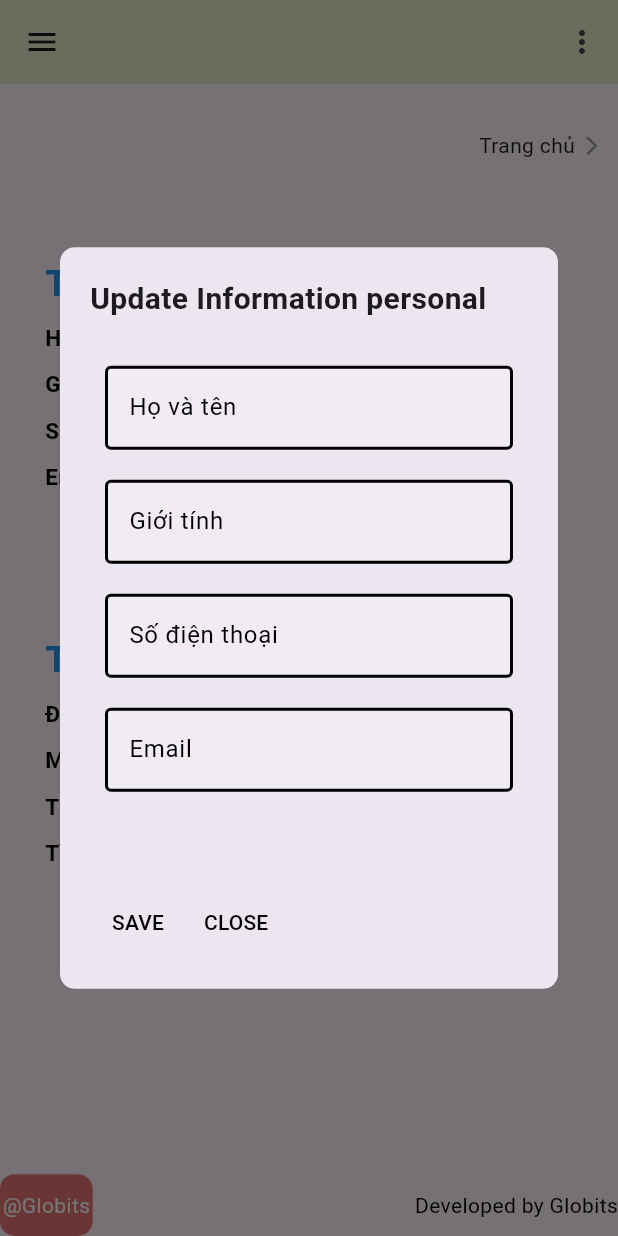
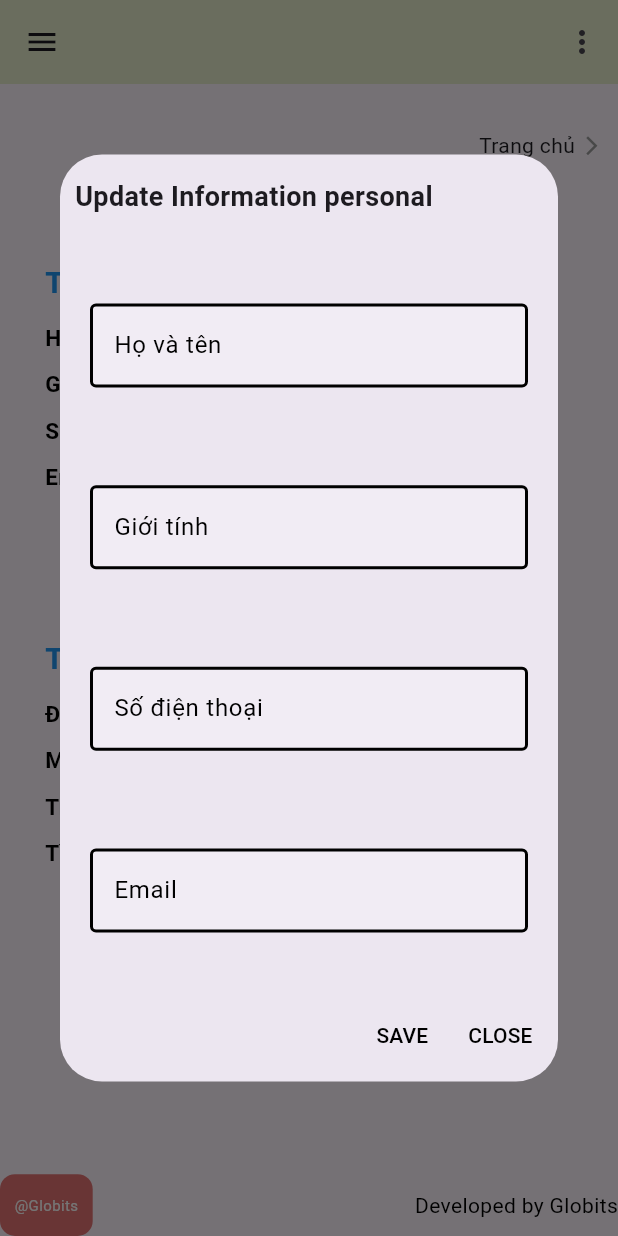
Before and after one commit to BinhDuongNgo/DemoCallApi, a Flutter app: the ProfilePage screen opened directly with empty values, after a tap on the "edit" icon, on a phone screen of 412 x 824 dp. Run offline on Flutter 3.47's test engine with Material 3 defaults, Android fonts, the light colour scheme and no system bars; our stand-ins replace table_calendar; missing offline and left inert: footer.

Commit message:
feat: update calendar and format code for accordingly

```diff
--- a/lib/drawer_widgets/build_menu_item.dart
+++ b/lib/drawer_widgets/build_menu_item.dart
@@ -1,3 +1,4 @@
+import 'package:demo_call_api/pages/attendance_page.dart';
 import 'package:demo_call_api/pages/profile_page.dart';
 import 'package:flutter/material.dart';
 import 'package:demo_call_api/drawer_widgets/menu_item.dart';
@@ -18,6 +19,7 @@ class BuildMenuItem extends StatelessWidget {
   Widget build(BuildContext context) {
     String home = "Home";
     String profile = "Profile";
+    String attendance = "Attendance";
     return Container(
       child: Wrap(
         children: [
@@ -31,6 +33,11 @@ class BuildMenuItem extends StatelessWidget {
             Icons.person,
             onTap: () => _navigateTo(context, ProfilePage(profile, username: username, id: id, lists: lists)),
           ),
+          MenuItem(
+            attendance,
+            Icons.edit_calendar_outlined,
+            onTap: () => _navigateTo(context, AttendancePage(attendance, username: username, id: id, lists: lists)),
+          ),
         ],
       ),
     );
--- a/lib/drawer_widgets/user.dart
+++ b/lib/drawer_widgets/user.dart
@@ -32,12 +32,15 @@ class _UserState extends State<User> {
             SizedBox(
               height: 10,
             ),
-            Text(
-              widget.lists['fullname'],
-              style: TextStyle(
-                color: Colors.white,
-                fontSize: 25,
-                fontWeight: FontWeight.bold,
+            Center(
+              child: Text(
+                widget.lists['fullname'],
+                style: TextStyle(
+                  color: Colors.white,
+                  fontSize: 25,
+                  fontWeight: FontWeight.bold,
+                ),
+                overflow: TextOverflow.ellipsis,
               ),
             ),
             SizedBox(
--- a/lib/footer_widget.dart
+++ b/lib/footer_widget.dart
@@ -26,6 +26,7 @@ class FooterWidget extends StatelessWidget {
                   "@Globits",
                   style: TextStyle(
                     color: Colors.white,
+                    fontSize: 10,
                   ),
                 ),
               ),
--- a/lib/login_widgets/text_form.dart
+++ b/lib/login_widgets/text_form.dart
@@ -86,7 +86,7 @@ class _TextFormState extends State<TextForm> {
 
   Widget _ButtonModal(BuildContext context, String login) {
     return Container(
-      height: MediaQuery.of(context).size.height * 0.07,
+      height: MediaQuery.of(context).size.height * 0.1,
       child: Padding(
         padding: const EdgeInsets.only(left: 10, right: 10),
         child: InkWell(
--- a/lib/modals/text_form_controller.dart
+++ b/lib/modals/text_form_controller.dart
@@ -9,7 +9,7 @@ class TextFormController extends StatelessWidget {
   @override
   Widget build(BuildContext context) {
     return Padding(
-      padding: const EdgeInsets.all(10),
+      padding: const EdgeInsets.only(left: 10, right: 10,),
       child: TextFormField(
         controller: controller,
         decoration: InputDecoration(
@@ -23,7 +23,7 @@ class TextFormController extends StatelessWidget {
             borderSide: BorderSide(
               width: 2,
               color: Colors.white,
-            )
+            ),
           ),
           focusedBorder: const OutlineInputBorder(
             borderSide: BorderSide(
--- a/lib/profile_widgets/dialog_edit_profiles/dialog_edit_personal.dart
+++ b/lib/profile_widgets/dialog_edit_profiles/dialog_edit_personal.dart
@@ -63,25 +63,37 @@ class _DialogEditPersonalState extends State<DialogEditPersonal> {
   @override
   Widget build(BuildContext context) {
     return Dialog(
-      shape: RoundedRectangleBorder(
-        borderRadius: BorderRadius.circular(10.0),
+      child: Container(
+        height: MediaQuery.of(context).size.height * 0.75,
+        child: Padding(
+          padding: const EdgeInsets.all(5.0),
+          child: Container(
+            height: MediaQuery.of(context).size.height * 0.7,
+            child: Column(
+              crossAxisAlignment: CrossAxisAlignment.start,
+              mainAxisAlignment: MainAxisAlignment.spaceAround,
+              children: [
+                Container(
+                  height: MediaQuery.of(context).size.height * 0.05,
+                  child: const Padding(
+                    padding: EdgeInsets.all(5.0),
+                    child: Text(
+                      'Update Information personal',
+                      style: TextStyle(
+                        fontSize: 18,
+                        fontWeight: FontWeight.bold,
                       ),
-      child: Container(
+                      maxLines: 1,
+                      overflow: TextOverflow.ellipsis,
+                    ),
+                  ),
+                ),
+                Container(
                   height: MediaQuery.of(context).size.height * 0.6,
                   child: Padding(
-          padding: EdgeInsets.all(20.0),
+                    padding: const EdgeInsets.all(5.0),
                     child: Column(
-            crossAxisAlignment: CrossAxisAlignment.start,
-            children: [
-              Text(
-                'Update Information personal',
-                style: TextStyle(
-                  fontSize: 20,
-                  fontWeight: FontWeight.bold,
-                ),
-              ),
-              SizedBox(height: 20),
-              Column(
+                      mainAxisAlignment: MainAxisAlignment.spaceAround,
                       children: [
                         TextFormControllerEdit("Họ và tên", _fullnameController,
                             widget.lists['fullname']),
@@ -93,10 +105,14 @@ class _DialogEditPersonalState extends State<DialogEditPersonal> {
                             "Email", _emailController, widget.lists['email']),
                       ],
                     ),
-              Spacer(),
-              Align(
+                  ),
+                ),
+                Container(
+                  height: MediaQuery.of(context).size.height * 0.05,
+                  child: Align(
                     alignment: Alignment.bottomRight,
                     child: Row(
+                      mainAxisAlignment: MainAxisAlignment.end,
                       children: [
                         TextButton(
                           onPressed: () async {
@@ -123,7 +139,9 @@ class _DialogEditPersonalState extends State<DialogEditPersonal> {
                       ],
                     ),
                   ),
+                ),
               ],
+            ),
           ),
         ),
       ),
--- a/lib/profile_widgets/employee.dart
+++ b/lib/profile_widgets/employee.dart
@@ -54,7 +54,9 @@ class _EmployeeInformationElementState extends State<EmployeeInformationElement>
                 height: MediaQuery.of(context).size.height * 0.15,
                 child: Row(
                   children: [
-                    const Column(
+                    Container(
+                      width: MediaQuery.of(context).size.width * 0.4,
+                      child: Column(
                         crossAxisAlignment: CrossAxisAlignment.start,
                         mainAxisAlignment: MainAxisAlignment.spaceAround,
                         children: [
@@ -64,7 +66,10 @@ class _EmployeeInformationElementState extends State<EmployeeInformationElement>
                           TextWidgetTitles(title: "Tình trạng hôn nhân: "),
                         ],
                       ),
-                    Column(
+                    ),
+                    Container(
+                      width: MediaQuery.of(context).size.width * 0.4,
+                      child: Column(
                         crossAxisAlignment: CrossAxisAlignment.start,
                         mainAxisAlignment: MainAxisAlignment.spaceAround,
                         children: [
@@ -73,6 +78,7 @@ class _EmployeeInformationElementState extends State<EmployeeInformationElement>
                           TextWidgetInfor(title: _status),
                           TextWidgetInfor(title: _work),
                         ],
+                      ),
                     ),
                   ],
                 ),
--- a/lib/profile_widgets/personal.dart
+++ b/lib/profile_widgets/personal.dart
@@ -54,7 +54,9 @@ class _PersonalInformationElementState extends State<PersonalInformationElement>
                 height: MediaQuery.of(context).size.height * 0.15,
                 child: Row(
                   children: [
-                    const Column(
+                    Container(
+                      width: MediaQuery.of(context).size.width * 0.4,
+                      child: Column(
                         crossAxisAlignment: CrossAxisAlignment.start,
                         mainAxisAlignment: MainAxisAlignment.spaceAround,
                         children: [
@@ -64,7 +66,10 @@ class _PersonalInformationElementState extends State<PersonalInformationElement>
                           TextWidgetTitles(title: "Email: "),
                         ],
                       ),
-                    Column(
+                    ),
+                    Container(
+                      width: MediaQuery.of(context).size.width * 0.4,
+                      child: Column(
                         crossAxisAlignment: CrossAxisAlignment.start,
                         mainAxisAlignment: MainAxisAlignment.spaceAround,
                         children: [
@@ -73,6 +78,7 @@ class _PersonalInformationElementState extends State<PersonalInformationElement>
                           TextWidgetInfor(title: _phoneNumber),
                           TextWidgetInfor(title: _email),
                         ],
+                      ),
                     ),
                   ],
                 ),
--- a/lib/profile_widgets/text_widget.dart
+++ b/lib/profile_widgets/text_widget.dart
@@ -14,6 +14,8 @@ class TextWidgetInfor extends StatelessWidget {
         fontSize: 15,
         color: Colors.black,
       ),
+      maxLines: 1,
+      overflow: TextOverflow.ellipsis,
     );
   }
 }
@@ -52,7 +54,7 @@ class TextWidgetTitle extends StatelessWidget {
           Text(
             title,
             style: TextStyle(
-              fontSize: 25,
+              fontSize: 20,
               fontWeight: FontWeight.bold,
               color: color,
             ),
@@ -91,7 +93,7 @@ class TextWidgetTitle extends StatelessWidget {
                 }
               }
             },
-            icon: Icon(Icons.edit),
+            icon: Icon(Icons.edit,size: 20,),
           ),
         ],
       ),
--- a/pubspec.yaml
+++ b/pubspec.yaml
@@ -36,6 +36,7 @@ dependencies:
   # Use with the CupertinoIcons class for iOS style icons.
   cupertino_icons: ^1.0.6
   shared_preferences: ^2.2.3
+  table_calendar: ^3.1.2
   http: ^1.2.1
   footer: ^0.0.4
 
```
Also changed, not shown: lib/attendance_widgets/calendar.dart (added, +164 -0 lines), lib/home_widgets/dashboard.dart (+3 -5 lines), lib/pages/attendance_page.dart (added, +36 -0 lines), lib/profile_widgets/dialog_edit_profiles/dialog_edit_employee.dart (+35 -17 lines), pubspec.lock. Lines whose indentation alone changed are shown as unchanged.
